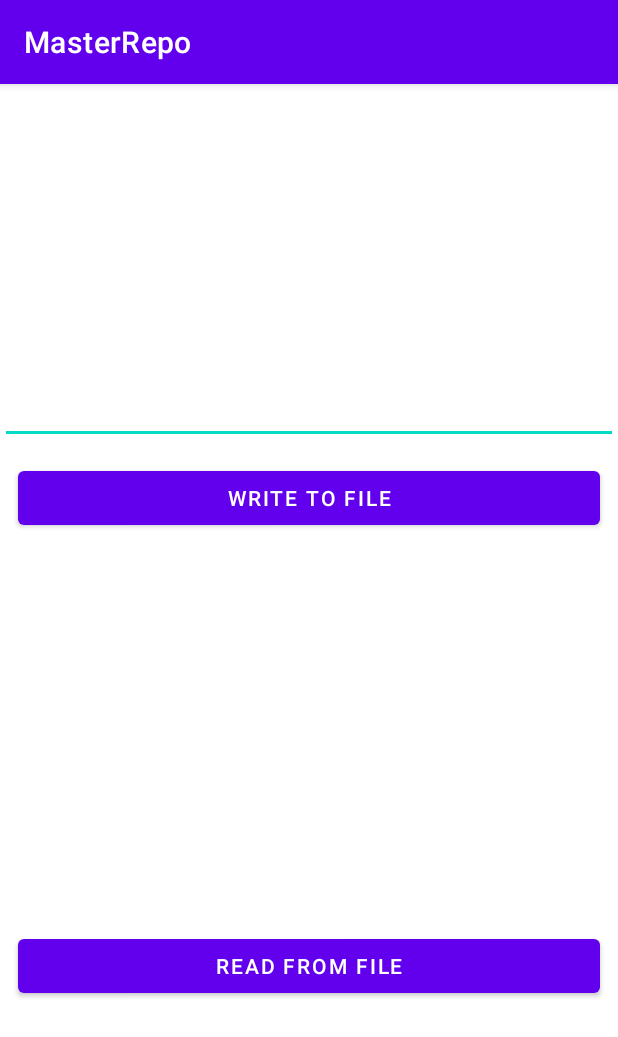
After one commit to FaizanIjaz973/MasterRepo, an Android app: the ReadWriteFromResourceActivity screen opened directly, with no data from a screen before it, on a phone screen of 412 x 824 dp. The commit adds this screen. Shown: the top 1037 px of the screen. Run offline under Robolectric (Android 15) with nearby library versions, the phone set to English and light mode, and no system bars; our stand-ins replace Dagger/Hilt's generated code.

Commit message:
Added ReadWriteFromResourceActivity

```diff
--- a/app/build.gradle
+++ b/app/build.gradle
@@ -67,6 +67,9 @@ dependencies {
     //GSON
     implementation "com.squareup.retrofit2:converter-gson:2.9.0"
 
+    //Fragment KTX - used to inject viewModel in Activity and Fragment
+    implementation("androidx.fragment:fragment-ktx:1.5.3")
+
 
     //Google truth for unit tests
     testImplementation "com.google.truth:truth:1.1.3"
--- a/app/src/main/AndroidManifest.xml
+++ b/app/src/main/AndroidManifest.xml
@@ -25,6 +25,8 @@
 
         <activity android:name=".room.view.RoomActivity"></activity>
         <activity android:name=".retrofit.view.RetrofitActivity"></activity>
+        <activity android:name=".readwritefromresource.view.ReadWriteFromResourceActivity"></activity>
+
         <activity
             android:name=".sharedatawithotherapps.view.ShareDataWithOtherAppsActivity"
             android:exported="true">
--- a/app/src/main/java/com/example/masterrepo/dependencyinjection/Module.kt
+++ b/app/src/main/java/com/example/masterrepo/dependencyinjection/Module.kt
@@ -2,6 +2,8 @@ package com.example.masterrepo.dependencyinjection
 
 import android.content.Context
 import androidx.room.Room
+import com.example.masterrepo.readwritefromresource.repository.ReadWriteFromResourceRepo
+import com.example.masterrepo.readwritefromresource.repository.ReadWriteFromResourceRepoImpl
 import com.example.masterrepo.retrofit.api.RetrofitApi
 import com.example.masterrepo.retrofit.repository.RetrofitRepoImplementation
 import com.example.masterrepo.retrofit.repository.RetrofitRepoInterface
@@ -48,4 +50,8 @@ object Module {
     @Provides
     @Singleton
     fun injectRetrofitRepo(retrofit: RetrofitApi) = RetrofitRepoImplementation(retrofit) as RetrofitRepoInterface
+
+    @Provides
+    @Singleton
+    fun injectReadWriteFromResourceRepo(@ApplicationContext context: Context) = ReadWriteFromResourceRepoImpl(context) as ReadWriteFromResourceRepo
 }
--- /dev/null
+++ b/app/src/main/java/com/example/masterrepo/readwritefromresource/Constants.kt
@@ -0,0 +1,5 @@
+package com.example.masterrepo.readwritefromresource
+
+object Constants {
+    val fileName = "test"
+}
--- /dev/null
+++ b/app/src/main/java/com/example/masterrepo/readwritefromresource/repository/ReadWriteFromResourceRepo.kt
@@ -0,0 +1,11 @@
+package com.example.masterrepo.readwritefromresource.repository
+
+interface ReadWriteFromResourceRepo {
+
+    suspend fun readFromResource(fileName: String): String
+
+    suspend fun writeToResource(s: String, fileName: String)
+
+    fun getFilesList(): Array<String>
+
+}
--- /dev/null
+++ b/app/src/main/java/com/example/masterrepo/readwritefromresource/view/ReadWriteFromResourceActivity.kt
@@ -0,0 +1,65 @@
+package com.example.masterrepo.readwritefromresource.view
+
+import android.os.Bundle
+import android.util.Log
+import android.view.View
+import android.widget.Button
+import android.widget.EditText
+import android.widget.TextView
+import android.widget.Toast
+import androidx.activity.viewModels
+import androidx.appcompat.app.AppCompatActivity
+import androidx.lifecycle.Observer
+import com.example.masterrepo.R
+import com.example.masterrepo.readwritefromresource.viewmodel.ReadWriteFromResourceViewModel
+import dagger.hilt.android.AndroidEntryPoint
+import kotlinx.coroutines.delay
+
+@AndroidEntryPoint
+class ReadWriteFromResourceActivity : AppCompatActivity() {
+
+    private val viewModel: ReadWriteFromResourceViewModel by viewModels()
+
+    // Views
+    lateinit var editText: EditText
+    lateinit var txtView: TextView
+    lateinit var buttonWrite: Button
+    lateinit var buttonRead: Button
+
+    override fun onCreate(savedInstanceState: Bundle?) {
+        super.onCreate(savedInstanceState)
+        setContentView(R.layout.activity_readwritefromresource)
+
+        initViews()
+        attachOnClickListeners()
+        subscribeToObservers()
+    }
+
+    private fun subscribeToObservers(){
+        viewModel.stringReadFromResource.observe(this, Observer{
+            Log.d("ReadWriteFromResourceActivity", it)
+            txtView.text = it
+        })
+
+        viewModel.errorMessage.observe(this, Observer {
+            Toast.makeText(this, it, Toast.LENGTH_LONG).show()
+        })
+    }
+
+    private fun initViews(){
+        editText = findViewById(R.id.readwritefromresourceActivity_editText)
+        txtView = findViewById(R.id.readwritefromresourceActivity_txtView)
+        buttonWrite = findViewById(R.id.readwritefromresourceActivity_buttonWrite)
+        buttonRead = findViewById(R.id.readwritefromresourceActivity_buttonRead)
+    }
+
+    private fun attachOnClickListeners(){
+        buttonWrite.setOnClickListener(View.OnClickListener {
+            viewModel.writeToResource(editText.text.toString())
+        })
+
+        buttonRead.setOnClickListener(View.OnClickListener {
+            viewModel.readFromResource()
+        })
+    }
+}
--- /dev/null
+++ b/app/src/main/res/layout/activity_readwritefromresource.xml
@@ -0,0 +1,39 @@
+<?xml version="1.0" encoding="utf-8"?>
+<LinearLayout
+    xmlns:android="http://schemas.android.com/apk/res/android"
+    android:orientation="vertical"
+    android:layout_width="match_parent"
+    android:layout_height="match_parent">
+
+    <EditText
+        android:id="@+id/readwritefromresourceActivity_editText"
+        android:layout_width="match_parent"
+        android:inputType="textMultiLine"
+        android:layout_height="240dp">
+    </EditText>
+
+    <Button
+        android:id="@+id/readwritefromresourceActivity_buttonWrite"
+        android:text="Write to File"
+        android:layout_margin="12dp"
+        android:layout_width="match_parent"
+        android:layout_height="wrap_content">
+    </Button>
+
+    <TextView
+        android:padding="12dp"
+        android:id="@+id/readwritefromresourceActivity_txtView"
+        android:layout_width="match_parent"
+        android:inputType="textMultiLine"
+        android:layout_height="240dp">
+    </TextView>
+
+    <Button
+        android:id="@+id/readwritefromresourceActivity_buttonRead"
+        android:text="read from file"
+        android:layout_margin="12dp"
+        android:layout_width="match_parent"
+        android:layout_height="wrap_content">
+    </Button>
+
+</LinearLayout>
```
Also changed, not shown: app/src/main/java/com/example/masterrepo/Constants.kt (+6 -1 lines), app/src/main/java/com/example/masterrepo/readwritefromresource/repository/ReadWriteFromResourceRepoImpl.kt (added, +26 -0 lines), app/src/main/java/com/example/masterrepo/readwritefromresource/viewmodel/ReadWriteFromResourceViewModel.kt (added, +51 -0 lines), app/src/main/java/com/example/masterrepo/retrofit/view/RetrofitActivity.kt (+3 -7 lines), app/src/main/java/com/example/masterrepo/room/view/RoomActivity.kt (+3 -7 lines).
